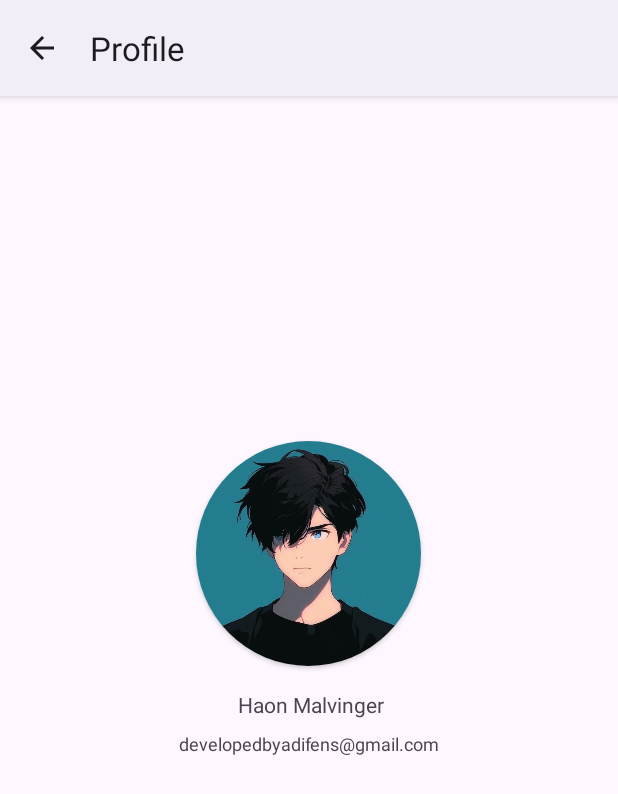
After one commit to haonlabs/Artsie, an Android app: the Profile screen opened directly, with no data from a screen before it, on a phone screen of 412 x 824 dp. The commit adds this screen. Shown: the top 794 px of the screen. Run offline under Robolectric (Android 15) with nearby library versions, the phone set to English and light mode, and no system bars.

Commit message:
✨ add profile

```diff
--- a/app/src/main/AndroidManifest.xml
+++ b/app/src/main/AndroidManifest.xml
@@ -12,6 +12,9 @@
         android:supportsRtl="true"
         android:theme="@style/Theme.Artsie"
         tools:targetApi="31">
+        <activity
+            android:name=".feature.profile.Profile"
+            android:exported="false" />
         <activity
             android:name=".feature.home.ui.DetailActivity"
             android:exported="false" />
--- a/app/src/main/java/id/haonlabs/artsie/MainActivity.kt
+++ b/app/src/main/java/id/haonlabs/artsie/MainActivity.kt
@@ -17,6 +17,7 @@ import id.haonlabs.artsie.feature.home.adapter.LatestArtAdapter
 import id.haonlabs.artsie.feature.home.adapter.PopularArtAdapter
 import id.haonlabs.artsie.feature.home.model.Art
 import id.haonlabs.artsie.feature.home.ui.DetailActivity
+import id.haonlabs.artsie.feature.profile.Profile
 
 class MainActivity : AppCompatActivity() {
   private lateinit var rvLatest: RecyclerView
@@ -119,6 +120,11 @@ class MainActivity : AppCompatActivity() {
       R.id.action_list -> {
         rvLatest.layoutManager = LinearLayoutManager(this)
       }
+
+      R.id.action_profile -> {
+        val intentToProfile = Intent(this@MainActivity, Profile::class.java)
+        startActivity(intentToProfile)
+      }
     }
     return super.onOptionsItemSelected(item)
   }
--- a/app/src/main/java/id/haonlabs/artsie/feature/home/ui/DetailActivity.kt
+++ b/app/src/main/java/id/haonlabs/artsie/feature/home/ui/DetailActivity.kt
@@ -6,7 +6,6 @@ import android.util.Log
 import android.view.MenuItem
 import android.widget.ImageView
 import android.widget.TextView
-import androidx.activity.enableEdgeToEdge
 import androidx.appcompat.app.AppCompatActivity
 import id.haonlabs.artsie.R
 import id.haonlabs.artsie.feature.home.model.Art
@@ -14,11 +13,9 @@ import id.haonlabs.artsie.feature.home.model.Art
 class DetailActivity : AppCompatActivity() {
   override fun onCreate(savedInstanceState: Bundle?) {
     super.onCreate(savedInstanceState)
-    enableEdgeToEdge()
     setContentView(R.layout.activity_detail)
     supportActionBar?.setDisplayHomeAsUpEnabled(true)
     supportActionBar?.title = "Detail"
-    setTheme(R.style.Theme_Artsie)
     val data =
         if (Build.VERSION.SDK_INT >= 33) {
           intent.getParcelableExtra<Art>("DATA", Art::class.java)
--- /dev/null
+++ b/app/src/main/java/id/haonlabs/artsie/feature/profile/Profile.kt
@@ -0,0 +1,25 @@
+package id.haonlabs.artsie.feature.profile
+
+import android.os.Bundle
+import android.view.MenuItem
+import androidx.appcompat.app.AppCompatActivity
+import id.haonlabs.artsie.R
+
+class Profile : AppCompatActivity() {
+  override fun onCreate(savedInstanceState: Bundle?) {
+    super.onCreate(savedInstanceState)
+    setContentView(R.layout.activity_profile)
+    supportActionBar?.setDisplayHomeAsUpEnabled(true)
+    supportActionBar?.title = "Profile"
+  }
+
+  override fun onOptionsItemSelected(item: MenuItem): Boolean =
+      when (item.itemId) {
+        android.R.id.home -> {
+          finish()
+          true
+        }
+
+        else -> super.onOptionsItemSelected(item)
+      }
+}
--- a/app/src/main/res/layout/activity_detail.xml
+++ b/app/src/main/res/layout/activity_detail.xml
@@ -17,7 +17,7 @@
             android:layout_width="200dp"
             android:layout_height="200dp"
             android:layout_marginStart="16dp"
-            android:layout_marginTop="120dp"
+            android:layout_marginTop="32dp"
             android:scaleType="fitXY"
             app:layout_constraintStart_toStartOf="parent"
             app:layout_constraintTop_toTopOf="parent"
@@ -28,9 +28,11 @@
             android:layout_width="0dp"
             android:layout_height="wrap_content"
             android:layout_marginStart="16dp"
-            android:layout_marginTop="120dp"
+            android:layout_marginTop="32dp"
+            android:layout_marginEnd="16dp"
             android:text="TextView"
             android:textStyle="bold"
+            app:layout_constraintEnd_toEndOf="parent"
             app:layout_constraintStart_toEndOf="@+id/iv_detail_photo"
             app:layout_constraintTop_toTopOf="parent" />
 
--- /dev/null
+++ b/app/src/main/res/layout/activity_profile.xml
@@ -0,0 +1,54 @@
+<?xml version="1.0" encoding="utf-8"?>
+<androidx.constraintlayout.widget.ConstraintLayout xmlns:android="http://schemas.android.com/apk/res/android"
+    xmlns:app="http://schemas.android.com/apk/res-auto"
+    xmlns:tools="http://schemas.android.com/tools"
+    android:id="@+id/main"
+    android:layout_width="match_parent"
+    android:layout_height="match_parent"
+    tools:context=".feature.profile.Profile">
+
+    <androidx.cardview.widget.CardView
+        android:id="@+id/cardView"
+        android:layout_width="150dp"
+        android:layout_height="150dp"
+        android:layout_marginTop="230dp"
+        app:cardCornerRadius="80dp"
+        app:layout_constraintEnd_toEndOf="parent"
+        app:layout_constraintHorizontal_bias="0.498"
+        app:layout_constraintStart_toStartOf="parent"
+        app:layout_constraintTop_toTopOf="parent">
+
+        <ImageView
+            android:id="@+id/imageView3"
+            android:layout_width="wrap_content"
+            android:layout_height="wrap_content"
+            android:scaleType="centerCrop"
+            android:src="@drawable/haon" />
+    </androidx.cardview.widget.CardView>
+
+    <TextView
+        android:id="@+id/textView5"
+        android:layout_width="wrap_content"
+        android:layout_height="wrap_content"
+        android:layout_marginStart="117dp"
+        android:layout_marginTop="8dp"
+        android:layout_marginEnd="117dp"
+        android:text="developedbyadifens@gmail.com"
+        android:textSize="12sp"
+        app:layout_constraintEnd_toEndOf="parent"
+        app:layout_constraintStart_toStartOf="parent"
+        app:layout_constraintTop_toBottomOf="@+id/textView3" />
+
+    <TextView
+        android:id="@+id/textView3"
+        android:layout_width="wrap_content"
+        android:layout_height="wrap_content"
+        android:layout_marginStart="158dp"
+        android:layout_marginTop="16dp"
+        android:layout_marginEnd="155dp"
+        android:text="Haon Malvinger"
+        app:layout_constraintEnd_toEndOf="parent"
+        app:layout_constraintStart_toStartOf="parent"
+        app:layout_constraintTop_toBottomOf="@+id/cardView" />
+
+</androidx.constraintlayout.widget.ConstraintLayout>
--- a/app/src/main/res/menu/menu_main.xml
+++ b/app/src/main/res/menu/menu_main.xml
@@ -10,4 +10,8 @@
         android:id="@+id/action_list"
         android:title="List"
         app:showAsAction="never" />
+    <item
+        android:id="@+id/action_profile"
+        android:icon="@drawable/ic_action_person"
+        app:showAsAction="always" />
 </menu>
```
Also changed, not shown: app/src/main/res/drawable-anydpi/ic_action_person.xml (added, +11 -0 lines), app/src/main/res/drawable-hdpi/ic_action_person.png (added), app/src/main/res/drawable-mdpi/ic_action_person.png (added), app/src/main/res/drawable-xhdpi/ic_action_person.png (added), app/src/main/res/drawable-xxhdpi/ic_action_person.png (added).
